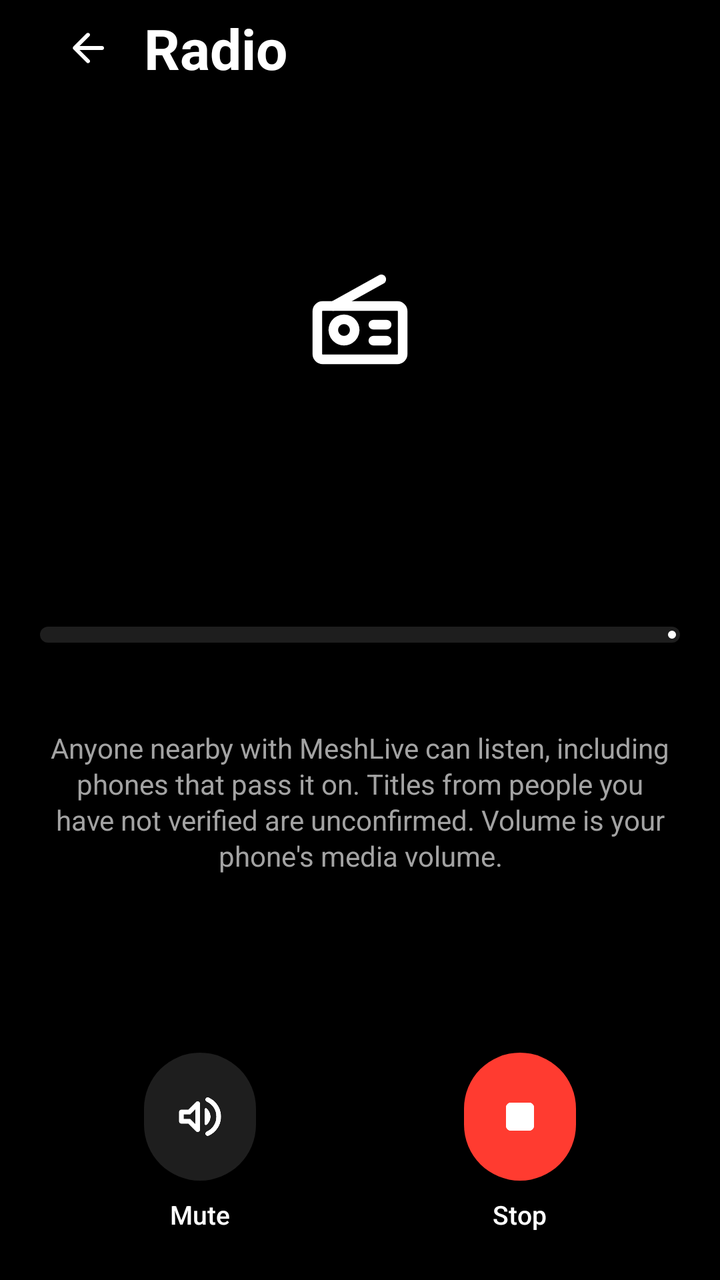
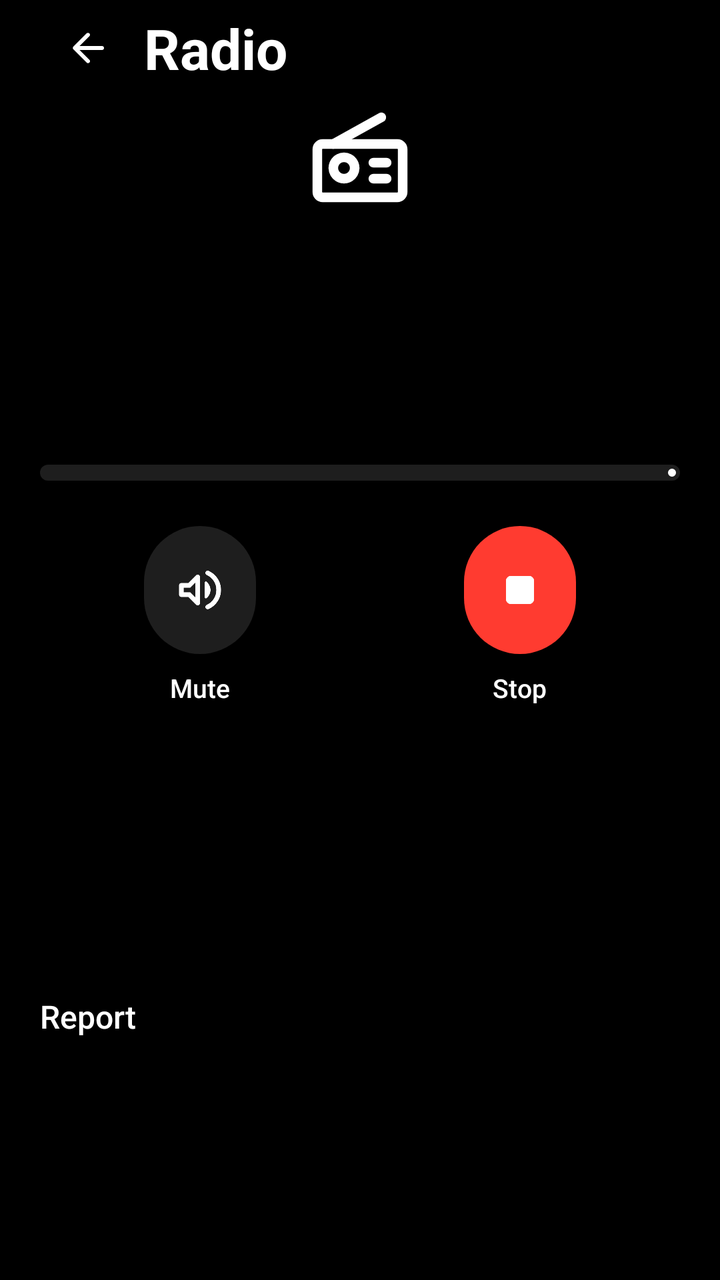

Screens rendered from an Android XML layout before and after an edit, with the pre-edit source and the edit as a unified diff.
<!-- AndroidManifest.xml: application theme Theme.Bluetoothtest -->
<!-- res/layout/screen_audio_listen.xml -->
<?xml version="1.0" encoding="utf-8"?>
<FrameLayout xmlns:android="http://schemas.android.com/apk/res/android"
    xmlns:app="http://schemas.android.com/apk/res-auto"
    android:id="@+id/audioListenRoot"
    android:layout_width="match_parent"
    android:layout_height="match_parent"
    android:background="@color/app_background"
    android:clickable="true"
    android:focusable="true">

    <LinearLayout
        android:layout_width="match_parent"
        android:layout_height="match_parent"
        android:orientation="vertical"
        android:paddingStart="@dimen/screen_gutter"
        android:paddingEnd="@dimen/screen_gutter">

        <LinearLayout
            android:layout_width="match_parent"
            android:layout_height="wrap_content"
            android:gravity="center_vertical"
            android:orientation="horizontal">

            <ImageButton
                android:id="@+id/audioListenBack"
                style="@style/Widget.App.TopIconButton"
                android:contentDescription="@string/audio_live_back"
                android:src="@drawable/ic_arrow_back" />

            <TextView
                android:id="@+id/audioListenScreenTitle"
                style="@style/Widget.App.TopBarTitle"
                android:layout_marginStart="4dp"
                android:text="@string/audio_live_listen_title" />

            <TextView
                android:id="@+id/audioListenBadge"
                style="@style/Widget.App.LiveBadge"
                android:visibility="gone" />

            <TextView
                android:id="@+id/audioListenTimer"
                android:layout_width="wrap_content"
                android:layout_height="wrap_content"
                android:layout_marginStart="12dp"
                android:text="@string/audio_live_timer_zero"
                android:textAppearance="@style/TextAppearance.App.Label"
                android:textColor="@color/text_primary"
                android:visibility="gone" />
        </LinearLayout>

        <LinearLayout
            android:layout_width="match_parent"
            android:layout_height="0dp"
            android:layout_weight="1"
            android:gravity="center_vertical"
            android:orientation="vertical">

            <ImageView
                android:layout_width="64dp"
                android:layout_height="64dp"
                android:layout_gravity="center_horizontal"
                android:importantForAccessibility="no"
                android:src="@drawable/ic_radio"
                app:tint="@color/text_primary" />

            <TextView
                android:id="@+id/audioListenName"
                android:layout_width="match_parent"
                android:layout_height="wrap_content"
                android:layout_marginTop="24dp"
                android:gravity="center_horizontal"
                android:maxLines="3"
                android:ellipsize="end"
                android:textAppearance="@style/TextAppearance.App.Headline" />

            <TextView
                android:id="@+id/audioListenRoute"
                style="@style/Widget.App.StatusLine"
                android:gravity="center_horizontal"
                android:textColor="@color/text_secondary" />

            <com.google.android.material.progressindicator.LinearProgressIndicator
                android:id="@+id/audioListenMeter"
                android:layout_width="match_parent"
                android:layout_height="wrap_content"
                android:layout_marginTop="24dp"
                android:contentDescription="@string/audio_live_listen_meter_description"
                android:max="100"
                app:indicatorColor="@color/white"
                app:trackColor="@color/surface_raised"
                app:trackCornerRadius="4dp"
                app:trackThickness="8dp" />

            <TextView
                android:id="@+id/audioListenState"
                style="@style/Widget.App.StatusLine"
                android:layout_marginTop="8dp"
                android:gravity="center_horizontal"
                android:textColor="@color/text_primary" />

            <TextView
                android:id="@+id/audioListenInfo"
                style="@style/Widget.App.Description"
                android:gravity="center_horizontal"
                android:text="@string/audio_live_listen_info"
                android:textColor="@color/text_secondary" />
        </LinearLayout>

        <LinearLayout
            android:layout_width="match_parent"
            android:layout_height="wrap_content"
            android:layout_marginBottom="24dp"
            android:gravity="center"
            android:orientation="horizontal">

            <LinearLayout
                android:layout_width="0dp"
                android:layout_height="wrap_content"
                android:layout_weight="1"
                android:gravity="center_horizontal"
                android:orientation="vertical">

                <com.google.android.material.button.MaterialButton
                    android:id="@+id/audioListenMute"
                    style="@style/Widget.App.RoundControl"
                    android:contentDescription="@string/audio_live_listen_mute"
                    app:icon="@drawable/ic_volume_up" />

                <TextView
                    android:id="@+id/audioListenMuteLabel"
                    style="@style/Widget.App.RoundControlLabel"
                    android:text="@string/audio_live_listen_mute" />
            </LinearLayout>

            <LinearLayout
                android:layout_width="0dp"
                android:layout_height="wrap_content"
                android:layout_weight="1"
                android:gravity="center_horizontal"
                android:orientation="vertical">

                <com.google.android.material.button.MaterialButton
                    android:id="@+id/audioListenStop"
                    style="@style/Widget.App.RoundControl"
                    android:contentDescription="@string/audio_live_listen_stop"
                    app:backgroundTint="@color/live_red"
                    app:icon="@drawable/ic_stop"
                    app:iconTint="@color/white" />

                <TextView
                    style="@style/Widget.App.RoundControlLabel"
                    android:text="@string/audio_live_listen_stop" />
            </LinearLayout>
        </LinearLayout>

        <com.google.android.material.button.MaterialButton
            android:id="@+id/audioListenBlock"
            style="@style/Widget.App.Button.Text"
            android:layout_width="match_parent"
            android:layout_height="wrap_content"
            android:layout_marginBottom="16dp"
            android:text="@string/audio_live_listen_block"
            android:visibility="gone" />
    </LinearLayout>
</FrameLayout>
<!-- resources referenced by this layout -->
<resources>
  <color name="app_background">#000000</color>
  <color name="live_red">#FF3B30</color>
  <color name="surface_raised">#1E1E1E</color>
  <color name="text_primary">#FFFFFF</color>
  <color name="text_secondary">#A3A3A3</color>
  <color name="white">#FFFFFFFF</color>
  <dimen name="screen_gutter">20dp</dimen>
  <string name="audio_live_back">Back</string>
  <string name="audio_live_listen_block">Block this person</string>
  <string name="audio_live_listen_info">Anyone nearby with MeshLive can listen, including phones that pass it on. Titles from people you have not verified are unconfirmed. Volume is your phone\'s media volume.</string>
  <string name="audio_live_listen_meter_description">Sound level</string>
  <string name="audio_live_listen_mute">Mute</string>
  <string name="audio_live_listen_stop">Stop</string>
  <string name="audio_live_listen_title">Radio</string>
  <string name="audio_live_timer_zero">0:00</string>
  <style name="Theme.Bluetoothtest" parent="Base.Theme.Bluetoothtest" />
  <!-- drawable live_chip_background (drawable) -->
  <?xml version="1.0" encoding="utf-8"?>
  <shape xmlns:android="http://schemas.android.com/apk/res/android" android:shape="rectangle">
      <corners android:radius="999dp" />
      <solid android:color="@color/live_red" />
  </shape>
  <string name="badge_live">LIVE</string>
  <color name="overlay_text">#FFFFFFFF</color>
  <color name="accent">#FFFFFF</color>
  <color name="on_accent">#000000</color>
  <color name="accent_container">#262626</color>
  <color name="on_accent_container">#FFFFFF</color>
  <color name="danger">#FF3B30</color>
  <color name="surface">#121212</color>
  <color name="outline">#262626</color>
  <color name="text_disabled">#5C5C5C</color>
  <style name="Widget.App.Switch" parent="Widget.Material3.CompoundButton.MaterialSwitch">
          <item name="android:minHeight">56dp</item>
          <item name="android:textColor">@color/text_primary</item>
          <item name="android:textAppearance">@style/TextAppearance.App.RowLabel</item>
          <item name="trackTint">@color/switch_track</item>
          <item name="trackDecorationTint">@android:color/transparent</item>
          <item name="thumbTint">@color/switch_thumb</item>
          <item name="thumbIconTint">@color/switch_thumb_icon</item>
      </style>
  <!-- drawable field_background (drawable) -->
  <?xml version="1.0" encoding="utf-8"?>
  <shape xmlns:android="http://schemas.android.com/apk/res/android" android:shape="rectangle">
      <corners android:radius="16dp" />
      <solid android:color="@color/surface" />
  </shape>
  <style name="Widget.App.BottomNavigation.Indicator" parent="Widget.Material3.BottomNavigationView.ActiveIndicator">
          <item name="android:color">@color/accent_container</item>
      </style>
  <style name="TextAppearance.App.NavLabelActive" parent="TextAppearance.App.NavLabel">
          <item name="android:fontFamily">@font/manrope_w700</item>
          <item name="android:textFontWeight">700</item>
      </style>
  <style name="ShapeAppearance.App.Dialog" parent="">
          <item name="cornerFamily">rounded</item>
          <item name="cornerSize">24dp</item>
      </style>
  <style name="MaterialAlertDialog.App.Title" parent="MaterialAlertDialog.Material3.Title.Text">
          <item name="android:textAppearance">@style/TextAppearance.App.Title</item>
          <item name="android:textSize">20sp</item>
      </style>
  <!-- unchanged entries left out for length: 26 -->
</resources>

<!-- the commit's change to res/layout/screen_audio_listen.xml (unified diff, before → after) -->
@@ -154,6 +154,15 @@
             </LinearLayout>
         </LinearLayout>
 
+        <TextView
+            android:id="@+id/audioListenReport"
+            style="@style/Widget.App.RowTitle"
+            android:layout_width="match_parent"
+            android:layout_height="wrap_content"
+            android:minHeight="48dp"
+            android:gravity="center_vertical"
+            android:text="@string/report_action" />
+
         <com.google.android.material.button.MaterialButton
             android:id="@+id/audioListenBlock"
             style="@style/Widget.App.Button.Text"
<!-- resource entries referenced after the edit -->
@@ -15,6 +15,13 @@
   <string name="audio_live_listen_stop">Stop</string>
   <string name="audio_live_listen_title">Radio</string>
   <string name="audio_live_timer_zero">0:00</string>
+  <string name="report_action">Report</string>
+  <style name="Widget.App.RowTitle" parent="">
+          <item name="android:layout_width">0dp</item>
+          <item name="android:layout_height">wrap_content</item>
+          <item name="android:layout_weight">1</item>
+          <item name="android:textAppearance">@style/TextAppearance.App.RowLabel</item>
+      </style>
   <style name="Theme.Bluetoothtest" parent="Base.Theme.Bluetoothtest" />
   <!-- drawable live_chip_background (drawable) -->
   <?xml version="1.0" encoding="utf-8"?>
@@ -34,6 +41,10 @@
   <color name="text_disabled">#5C5C5C</color>
   <style name="Widget.App.Switch" parent="Widget.Material3.CompoundButton.MaterialSwitch">
           <item name="android:minHeight">56dp</item>
+          
+          <item name="android:paddingTop">12dp</item>
+          <item name="android:paddingBottom">12dp</item>
+          <item name="android:lineHeight">21sp</item>
           <item name="android:textColor">@color/text_primary</item>
           <item name="android:textAppearance">@style/TextAppearance.App.RowLabel</item>
           <item name="trackTint">@color/switch_track</item>
